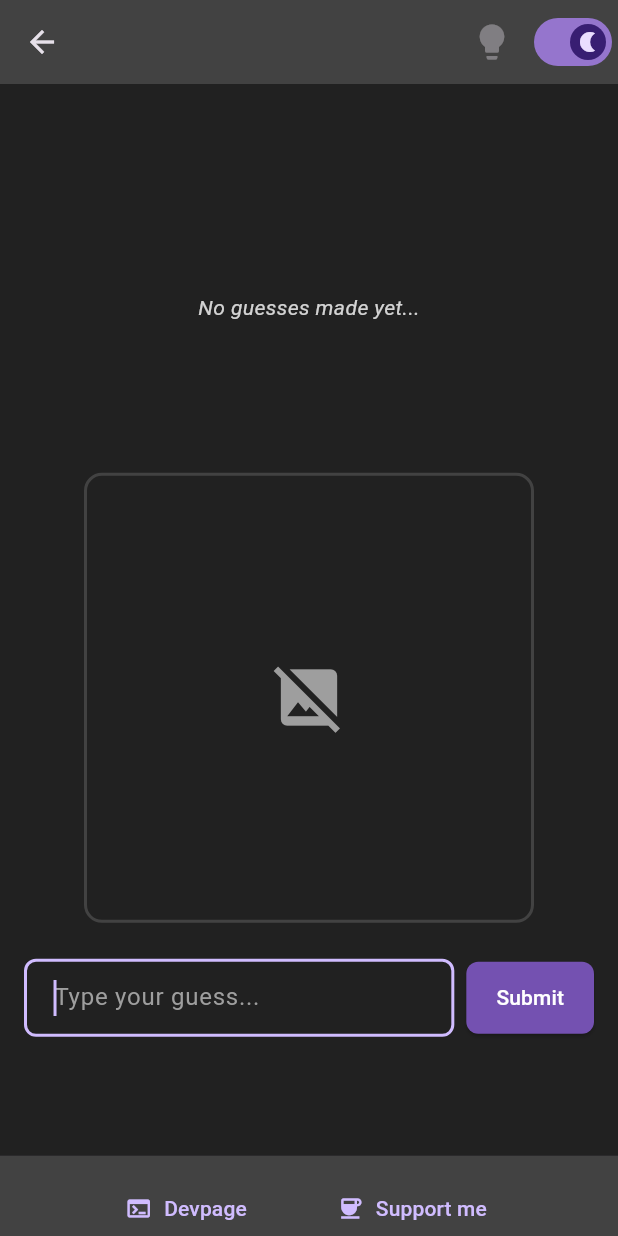
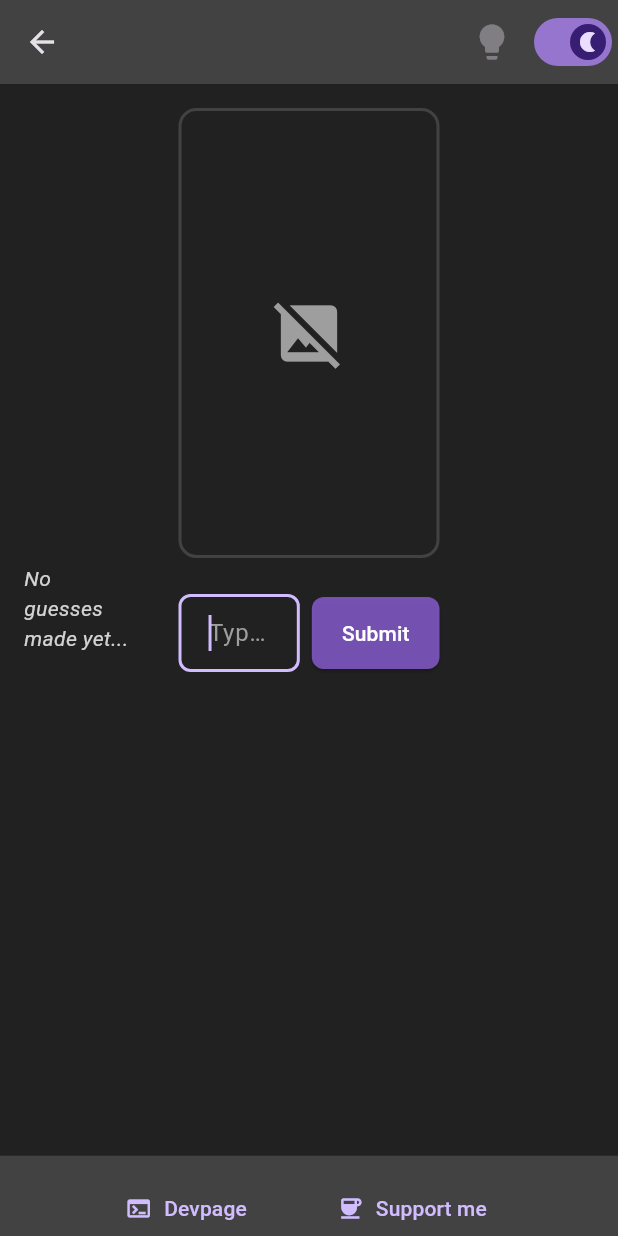
Before and after one commit to rmac-silva/guess_who_creator, a Flutter app: the GameView screen opened directly with empty values, after a tap on "Submit", on a phone screen of 412 x 824 dp. Run offline on Flutter 3.47's test engine with Material 3 defaults, Android fonts, the phone set to English and light mode, and no system bars; our stand-ins replace auto_size_text, file_picker, flutter_layout_grid, routemaster; missing offline and left inert: auto_size_text_field; network calls fail.

Commit message:
Reverted layout changes

```diff
--- a/lib/views/game_view.dart
+++ b/lib/views/game_view.dart
@@ -69,9 +69,6 @@ class _GameViewState extends State<GameView> {
     final Size screenSize = MediaQuery.of(context).size;
     final themeProvider = ThemeProvider.of(context);
 
-    // 1. Establish your responsive layout flag
-    final bool isLargeScreen = screenSize.width > 768;
-
     return ListenableBuilder(
       listenable: _viewModel,
       builder: (context, child) {
@@ -80,11 +77,15 @@ class _GameViewState extends State<GameView> {
             title: Text(_viewModel.gameTitle ?? ""),
             actions: [
               GameHintButton(
-                onTap: () => _viewModel.showClue(),
+                onTap: () {
+                  // Trigger your game view model hint counter or unlock mechanism here
+                  _viewModel.showClue();
+                },
                 disabled: !_viewModel.hasNextClue(),
               ),
               ThemeSwitch(
                 value: themeProvider.isDarkMode,
+
                 onChanged: themeProvider.onThemeChanged,
               ),
             ],
@@ -110,31 +111,21 @@ class _GameViewState extends State<GameView> {
                               child: CircularProgressIndicator(),
                             ),
                           )
-                        : Padding(
-                            // Add universal core container padding
+                        : Column(
+                            spacing: 0,
+                            children: [
+                              Row(
+                                crossAxisAlignment: CrossAxisAlignment.start,
+                                mainAxisAlignment: MainAxisAlignment.center,
+                                children: [
+                                  // LEFT SIDE PANEL
+                                  Expanded(
+                                    flex: 1,
+                                    child: Padding(
                                       padding: const EdgeInsets.all(16.0),
-                            // 2. Use a Flex layout. Stacks vertically on mobile, horizontally on desktop!
-                            child: Flex(
-                              direction: isLargeScreen
-                                  ? Axis.horizontal
-                                  : Axis.vertical,
-                              crossAxisAlignment: isLargeScreen
-                                  ? CrossAxisAlignment.start
-                                  : CrossAxisAlignment.center,
-                              mainAxisAlignment: MainAxisAlignment.center,
-                              // Tighten spaces up between vertical elements on mobile
-                              spacing: isLargeScreen ? 0 : 20,
-                              children: [
-                                // --- PREVIOUS GUESSES PANEL ---
-                                _buildResponsivePanel(
-                                  isLargeScreen: isLargeScreen,
-                                  flex: 1,
                                       child: ConstrainedBox(
                                         constraints: BoxConstraints(
-                                      // Give it a fixed height boundary on mobile so it scrolls cleanly
-                                      maxHeight: isLargeScreen
-                                          ? screenSize.height * 0.81
-                                          : 180,
+                                          maxHeight: screenSize.height * 0.81,
                                         ),
                                         child: PreviousGuessesWidget(
                                           correctGuesses:
@@ -143,18 +134,24 @@ class _GameViewState extends State<GameView> {
                                         ),
                                       ),
                                     ),
+                                  ),
 
-                                // --- CORE GAME MAIN INTERFACE ---
-                                _buildResponsivePanel(
-                                  isLargeScreen: isLargeScreen,
+                                  // RIGHT SIDE PANEL
+                                  Expanded(
                                     flex: 2,
+                                    child: Padding(
+                                      padding: const EdgeInsets.all(16.0),
                                       child: Column(
                                         crossAxisAlignment:
                                             CrossAxisAlignment.center,
-                                    mainAxisSize: MainAxisSize.min,
                                         children: [
-                                      GameImageView(image: _viewModel.image),
+                                          // Extracted Image Component
+                                          GameImageView(
+                                            image: _viewModel.image,
+                                          ),
                                           const SizedBox(height: 24),
+
+                                          // Extracted Input Component
                                           GuessInputField(
                                             onGuessSubmitted: (newGuess) {
                                               _viewModel.addGuess(newGuess);
@@ -164,11 +161,11 @@ class _GameViewState extends State<GameView> {
                                         ],
                                       ),
                                     ),
+                                  ),
 
-                                // --- GAME CLUES PANEL ---
-                                _buildResponsivePanel(
-                                  isLargeScreen: isLargeScreen,
-                                  flex: 1,
+                                  Expanded(
+                                    flex:
+                                        1, // Takes up remaining 25% of screen width
                                     child: GameCluesDisplay(
                                       clues: _viewModel.clues ?? [],
                                       clueIndex: _viewModel.clueIndex,
@@ -176,6 +173,7 @@ class _GameViewState extends State<GameView> {
                                   ),
                                 ],
                               ),
+                            ],
                           ),
                   ),
                 ),
@@ -202,28 +200,6 @@ class _GameViewState extends State<GameView> {
         );
       },
     );
-  }
-
-  // 3. Helper layout adapter method
-  Widget _buildResponsivePanel({
-    required bool isLargeScreen,
-    required int flex,
-    required Widget child,
-  }) {
-    if (isLargeScreen) {
-      return Expanded(
-        flex: flex,
-        child: Padding(
-          padding: const EdgeInsets.all(8.0),
-          key:
-              UniqueKey(), // Forces fresh calculation constraints on screen resize
-          child: child,
-        ),
-      );
-    }
-
-    // On Mobile, remove Expanded wraps completely so components expand to fill 100% device width
-    return SizedBox(width: double.infinity, child: child);
   }
 }
 
```
Lines whose indentation alone changed are shown as unchanged.
